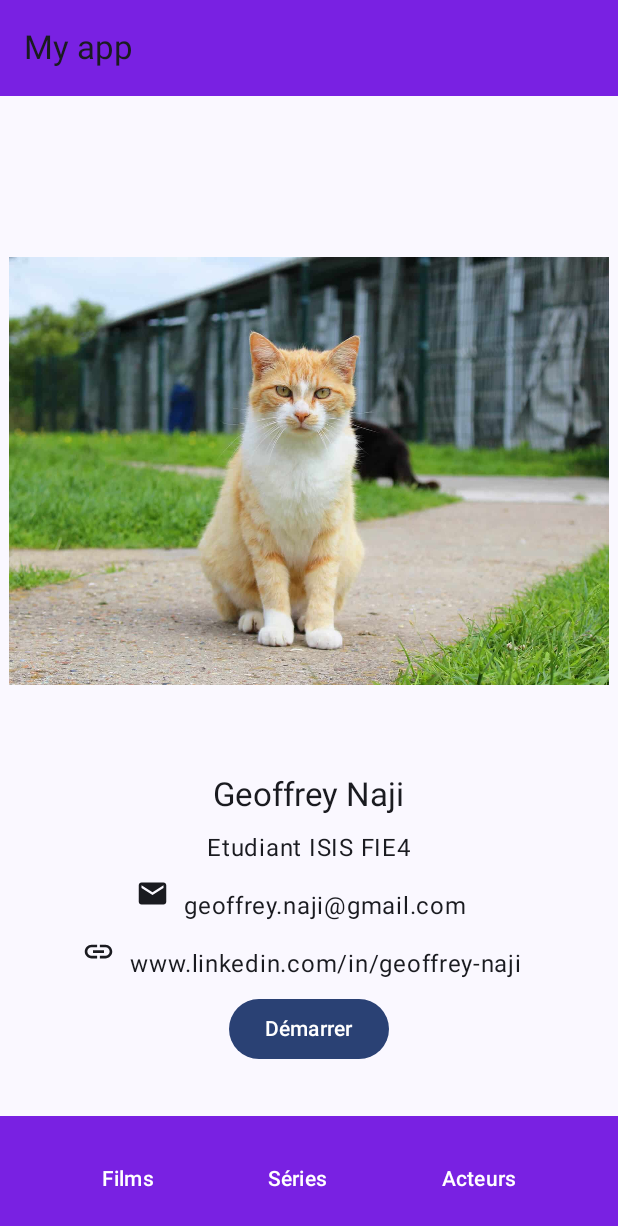
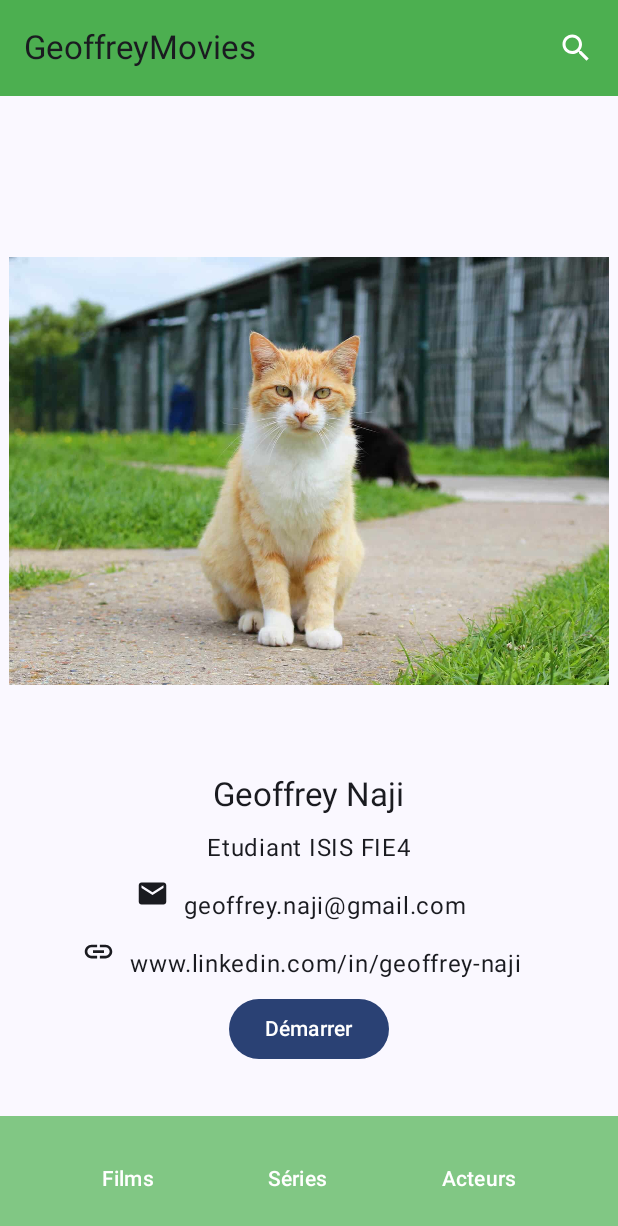
Before and after one commit to Geoffreynji/TmdbApp_Geoffrey, an Android app built with Jetpack Compose: the screen it shows after launch (MainActivity), on a phone screen of 412 x 824 dp. Shown: the top 1226 px of the screen. Run offline under Robolectric (Android 15) with nearby library versions, the phone set to English and light mode, and no system bars.

Commit message:
Recherche + series implementees

```diff
--- a/app/src/main/java/com/example/premiereapplication/ui/theme/MainActivity.kt
+++ b/app/src/main/java/com/example/premiereapplication/ui/theme/MainActivity.kt
@@ -1,35 +1,52 @@
 package com.example.premiereapplication.ui.theme
 
+import Series
 import android.os.Bundle
 import androidx.activity.ComponentActivity
 import androidx.activity.compose.setContent
 import androidx.activity.enableEdgeToEdge
 import androidx.compose.foundation.layout.Arrangement
+import androidx.compose.foundation.layout.Column
 import androidx.compose.foundation.layout.Row
 import androidx.compose.foundation.layout.fillMaxSize
 import androidx.compose.foundation.layout.fillMaxWidth
 import androidx.compose.foundation.layout.padding
+import androidx.compose.foundation.lazy.LazyColumn
+import androidx.compose.foundation.lazy.items
+import androidx.compose.material.icons.Icons
+import androidx.compose.material.icons.filled.Close
+import androidx.compose.material.icons.filled.Search
 import androidx.compose.material3.AlertDialogDefaults.containerColor
 import androidx.compose.material3.BottomAppBar
 import androidx.compose.material3.ExperimentalMaterial3Api
+import androidx.compose.material3.Icon
+import androidx.compose.material3.IconButton
 import androidx.compose.material3.MaterialTheme
 import androidx.compose.material3.Scaffold
 import androidx.compose.material3.Text
 import androidx.compose.material3.TextButton
+import androidx.compose.material3.TextField
+import androidx.compose.material3.TextFieldDefaults
 import androidx.compose.material3.TopAppBar
 import androidx.compose.material3.TopAppBarDefaults
 import androidx.compose.material3.TopAppBarDefaults.topAppBarColors
 import androidx.compose.material3.adaptive.currentWindowAdaptiveInfo
 import androidx.compose.material3.contentColorFor
 import androidx.compose.runtime.Composable
+import androidx.compose.runtime.collectAsState
 import androidx.compose.runtime.getValue
+import androidx.compose.runtime.mutableStateOf
+import androidx.compose.runtime.remember
+import androidx.compose.runtime.setValue
 import androidx.compose.ui.Modifier
 import androidx.lifecycle.viewmodel.compose.viewModel
 import androidx.navigation.NavHostController
+import androidx.compose.ui.unit.dp
 
 import androidx.navigation.compose.composable
 import androidx.navigation.compose.rememberNavController
 import androidx.compose.ui.graphics.Color
+import androidx.compose.ui.text.input.TextFieldValue
 import androidx.navigation.compose.NavHost
 
 import androidx.navigation.compose.currentBackStackEntryAsState
@@ -38,6 +55,7 @@ import kotlinx.serialization.Serializable
 @Serializable class ProfilDestination
 @Serializable class FilmsDestination
 @Serializable class SeriesDestination
+@Serializable class ActeursDestination
 
 class MainActivity : ComponentActivity() {
     override fun onCreate(savedInstanceState: Bundle?) {
@@ -55,11 +73,11 @@ class MainActivity : ComponentActivity() {
                     topBar = {
                         //Mettre condition ici pour ne pas afficher barre navigation sur page d'acceuil
                         // Afficher la TopBar sauf si on est sur l'écran "Profil"
-                            MyTopBar()
+                            MyTopBar(viewModel())
                     },
                     bottomBar = {
                         //Mettre condition ici pour ne pas afficher barre navigation sur page d'acceuil
-                            MyBottomBar()
+                            MyBottomBar(navController)
                     }
                 ) { innerPadding ->
                     AppNavigation(
@@ -79,44 +97,89 @@ class MainActivity : ComponentActivity() {
         NavHost(navController = navController, startDestination = ProfilDestination()) {
             composable<FilmsDestination> { Films(viewModel) }
             composable<ProfilDestination> { Screen(windowSizeClass, navController) }
-            composable<SeriesDestination> { Series() }
+            composable<SeriesDestination> { Series(viewModel) }
+            /* ajouter ici composable acteurs */
         }
     }
 
     @OptIn(ExperimentalMaterial3Api::class)
     @Composable
-    fun MyTopBar() {
-        TopAppBar(
-            title = { Text("My app") },
-            colors = topAppBarColors(
-                containerColor = Color(0xFF7921e2),
-            ),
-            actions = {
+    fun MyTopBar(viewModel: MainViewModel) {
+        var isSearchMode by remember { mutableStateOf(false) }  // Gestion de l'état de la barre (normale ou recherche)
+        var searchText by remember { mutableStateOf(TextFieldValue("")) } // Gestion de l'état du texte dans la barre de recherche
 
-            }
-        )
+        // Affiche la barre normale ou la barre de recherche selon l'état
+        if (isSearchMode) {
+            // Barre de recherche
+            TopAppBar(
+                title = {
+                    TextField(
+                        value = searchText.text,
+                        onValueChange = { query ->
+                            searchText = TextFieldValue(query)
+                            viewModel.searchFilms(query)  // Appel de la recherche dès que l'utilisateur tape
+                        },
+                        placeholder = { Text("Rechercher un film...") },
+                        colors = TextFieldDefaults.colors(
+                            focusedContainerColor = Color(0xFF4CAF50),
+                            unfocusedContainerColor = Color(0xFF81C784),
+                            focusedTextColor = Color(0xFF1B5E20),
+                            unfocusedTextColor = Color(0xFF388E3C)
+                        ),
+                        modifier = Modifier.fillMaxWidth()
+                    )
+                },
+                actions = {
+                    // Icône de fermeture pour quitter le mode recherche
+                    IconButton(onClick = {
+                        isSearchMode = false  // Quitter le mode recherche
+                        searchText = TextFieldValue("")  // Réinitialiser le texte de recherche
+                    }) {
+                        Icon(Icons.Default.Close, contentDescription = "Fermer la recherche", tint = Color.White)
+                    }
+                },
+                colors = TopAppBarDefaults.topAppBarColors(
+                    containerColor = Color(0xFF4CAF50)  // Ajuste selon ton design
+                )
+            )
+        } else {
+            // Barre normale avec icône de recherche
+            TopAppBar(
+                title = { Text("GeoffreyMovies") },  // Titre de l'application
+                actions = {
+                    // Icône de loupe pour lancer la recherche
+                    IconButton(onClick = { isSearchMode = true }) {
+                        Icon(Icons.Default.Search, contentDescription = "Rechercher", tint = Color.White)
+                    }
+                },
+                colors = TopAppBarDefaults.topAppBarColors(
+                    containerColor = Color(0xFF4CAF50)  // Couleur de la barre normale
+                )
+            )
+        }
     }
 
+
     @Composable
-    fun MyBottomBar() {
+    fun MyBottomBar(navController: NavHostController) {
         BottomAppBar(
             content = {
                 Row(
                     modifier = androidx.compose.ui.Modifier.fillMaxWidth(),
                     horizontalArrangement = Arrangement.SpaceEvenly // Espace les boutons uniformément
                 ) {
-                    TextButton(onClick = { /* Action pour Films */ }) {
+                    TextButton(onClick = { navController.navigate(FilmsDestination()) }) {
                         Text(text = "Films", color = Color.White)
                     }
-                    TextButton(onClick = { /* Action pour Séries */ }) {
+                    TextButton(onClick = { navController.navigate(SeriesDestination()) }) {
                         Text(text = "Séries", color = Color.White)
                     }
-                    TextButton(onClick = { /* Action pour Acteurs */ }) {
+                    TextButton(onClick = { navController.navigate(ActeursDestination()) }) {
                         Text(text = "Acteurs", color = Color.White)
                     }
                 }
             },
-            containerColor = Color(0xFF7921e2),
+            containerColor = Color(0xFF81C784),
         )
     }
 }
--- a/app/src/main/java/com/example/premiereapplication/ui/theme/TmdbAPI.kt
+++ b/app/src/main/java/com/example/premiereapplication/ui/theme/TmdbAPI.kt
@@ -6,4 +6,15 @@ import retrofit2.http.Query
 interface Api {
     @GET("trending/movie/week")
     suspend fun lastmovies(@Query("api_key") api_key: String): TmdbMovieResult
+
+    @GET("search/movie")
+    suspend fun searchMovies(
+        @Query("api_key") api_key: String,
+        @Query("query") query: String  // Le titre du film à rechercher
+    ): TmdbMovieResult
+
+    // Requête pour récupérer les séries TV en tendance
+    @GET("trending/tv/week")
+    suspend fun trendingSeries(@Query("api_key") api_key: String): TmdbSeriesResult
+
 }
```
Also changed, not shown: app/src/main/java/com/example/premiereapplication/ui/theme/MainViewModel.kt (+24 -0 lines), app/src/main/java/com/example/premiereapplication/ui/theme/Model.kt (+12 -0 lines), app/src/main/java/com/example/premiereapplication/ui/theme/Personnes.kt (added, +8 -0 lines), app/src/main/java/com/example/premiereapplication/ui/theme/Series.kt (+69 -11 lines).
